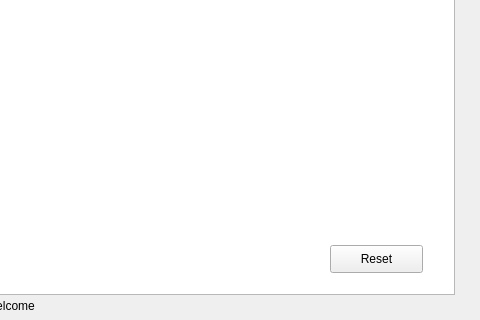
Above: fivewins.ui from j-weissen/5wins_raspi before the change; both pictures show x 470 to 950 and y 630 to 950 of the 950 by 950 pixel window. Below: the same form after it.
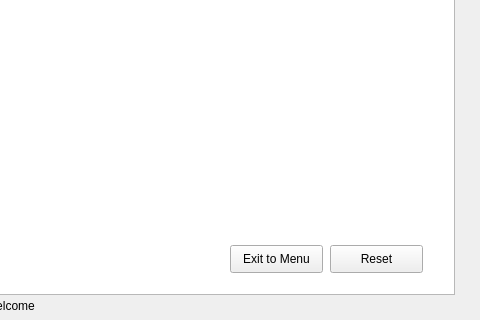
That is the form after the change.

```diff
--- a/fivewins.ui
+++ b/fivewins.ui
@@ -77,6 +77,19 @@
     <string>Reset</string>
    </property>
   </widget>
+  <widget class="QPushButton" name="pushButton_exit_menu">
+   <property name="geometry">
+    <rect>
+     <x>700</x>
+     <y>875</y>
+     <width>93</width>
+     <height>28</height>
+    </rect>
+   </property>
+   <property name="text">
+    <string>Exit to Menu</string>
+   </property>
+  </widget>
  </widget>
  <resources/>
  <connections/>
```
